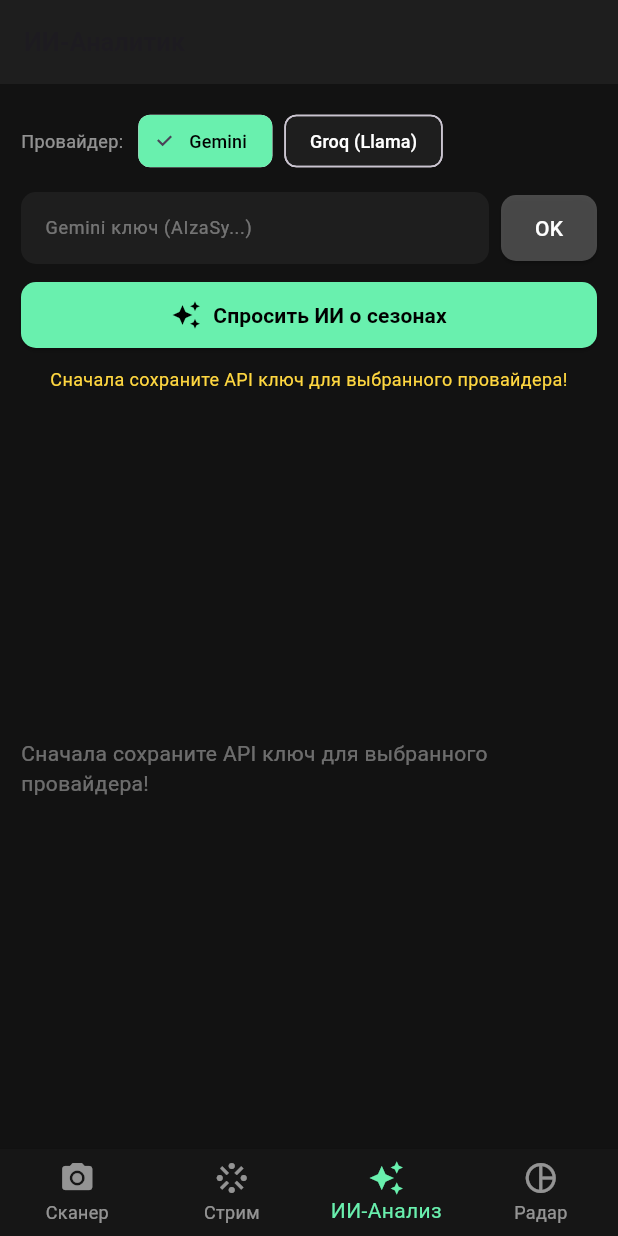
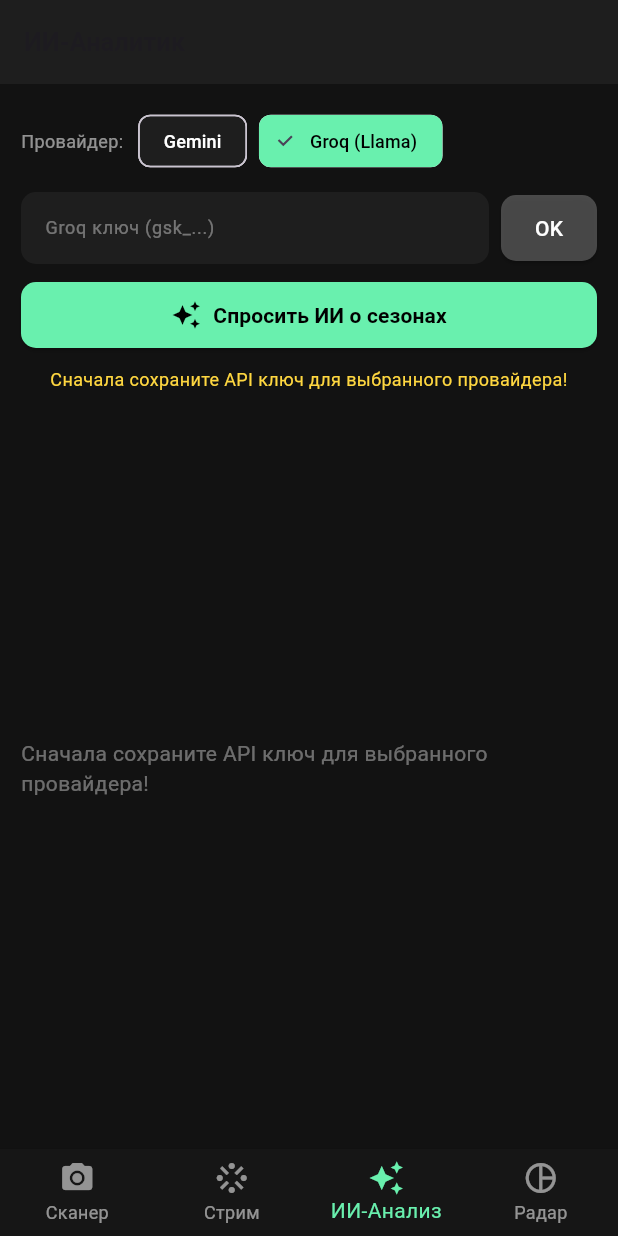
Before and after one commit to ETalking12/fh6-auction-scanner, a Flutter app: the screen it shows after launch, item 3 of the bottom bar chosen, after a tap on "Спросить ИИ о сезонах", on a phone screen of 412 x 824 dp. Run offline on Flutter 3.47's test engine with Material 3 defaults, Android fonts, the light colour scheme and no system bars; our stand-ins replace camera, shared_preferences; missing offline and left inert: flutter_tesseract_ocr; network calls fail.

Commit message:
Update main.dart

```diff
--- a/lib/main.dart
+++ b/lib/main.dart
@@ -134,7 +134,7 @@
 }
 
 // ==========================================
-// 1. ИИ-АНАЛИТИК САЙТА
+// 1. ИИ-АНАЛИТИК САЙТА (Gemini + Groq с автоподбором)
 // ==========================================
 class SmartAdvisorTab extends StatefulWidget {
   const SmartAdvisorTab({super.key});
@@ -146,7 +146,7 @@
 class _SmartAdvisorTabState extends State<SmartAdvisorTab> {
   final TextEditingController _keyController = TextEditingController();
 
-  String _selectedProvider = "gemini";
+  String _selectedProvider = "groq"; // По умолчанию переключаем на настроенный Groq
   String _geminiKey = "";
   String _groqKey = "";
 
@@ -164,7 +164,7 @@
 
   Future<void> _loadState() async {
     final prefs = await SharedPreferences.getInstance();
-    final provider = prefs.getString("ai_provider_selection") ?? "gemini";
+    final provider = prefs.getString("ai_provider_selection") ?? "groq";
     final gKey = (prefs.getString("gemini_user_api_key") ?? "").trim();
     final rKey = (prefs.getString("groq_user_api_key") ?? "").trim();
 
@@ -243,6 +243,31 @@
     });
   }
 
+  Future<String> _findActiveGroqModel(String apiKey) async {
+    try {
+      final uri = Uri.https('api.groq.com', '/openai/v1/models');
+      final res = await http.get(
+        uri,
+        headers: {
+          "Authorization": "Bearer $apiKey",
+          "Content-Type": "application/json"
+        },
+      ).timeout(const Duration(seconds: 10));
+
+      if (res.statusCode == 200) {
+        final data = jsonDecode(res.body);
+        final List models = data['data'] ?? [];
+        for (var m in models) {
+          final String id = m['id'] ?? '';
+          if (id.contains('instant') || id.contains('8b') || id.contains('gpt-oss') || id.contains('versatile')) {
+            return id;
+          }
+        }
+      }
+    } catch (_) {}
+    return 'llama-3.1-8b-instant';
+  }
+
   Future<void> _runAutoAnalysis() async {
     final currentKey = (_selectedProvider == "gemini" ? _geminiKey : _groqKey).trim();
     if (currentKey.isEmpty) {
@@ -289,13 +314,16 @@
       String lastError = "";
 
       if (_selectedProvider == "gemini") {
+        final geminiModels = ['gemini-3.8-flash', 'gemini-2.5-flash', 'gemini-2.0-flash'];
+
+        for (final modelName in geminiModels) {
           for (int attempt = 1; attempt <= 2; attempt++) {
             if (!mounted) return;
-          setState(() => _statusMessage = "Анализ через Gemini 3.8 Flash (попытка $attempt)...");
+            setState(() => _statusMessage = "Запрос к Gemini ($modelName, попытка $attempt)...");
 
             final apiUrl = Uri.https(
               'generativelanguage.googleapis.com',
-            '/v1beta/models/gemini-3.8-flash:generateContent',
+              '/v1beta/models/$modelName:generateContent',
               {'key': currentKey},
             );
 
@@ -328,8 +356,14 @@
               break;
             }
           }
+          if (successfulText != null) break;
+        }
       } else {
-        setState(() => _statusMessage = "Анализ через Groq (Llama 3.3)...");
+        // Подбираем активную модель Groq
+        setState(() => _statusMessage = "Определение активной модели Groq...");
+        final activeGroqModel = await _findActiveGroqModel(currentKey);
+
+        setState(() => _statusMessage = "Анализ через Groq ($activeGroqModel)...");
 
         final apiUrl = Uri.https('api.groq.com', '/openai/v1/chat/completions');
 
@@ -340,7 +374,7 @@
             "Authorization": "Bearer $currentKey"
           },
           body: jsonEncode({
-            "model": "llama-3.3-70b-versatile",
+            "model": activeGroqModel,
             "messages": [
               {"role": "user", "content": prompt}
             ],
```
Lines whose indentation alone changed are shown as unchanged.
